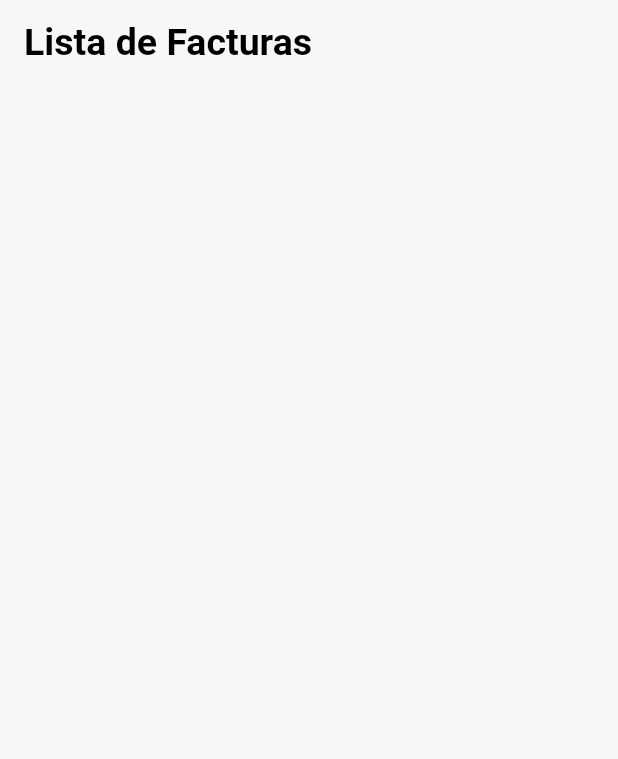
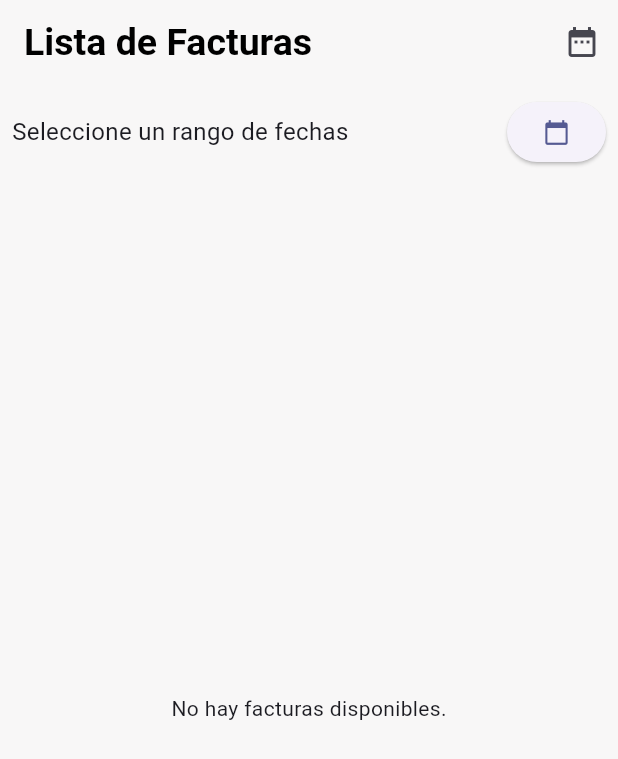
Before and after one commit to KevinMonterros0/Monarca, a Flutter app: the InvoicesScreen screen opened by its route, on a phone screen of 412 x 824 dp. Shown: the top 759 px of the screen. Run offline on Flutter 3.47's test engine with Material 3 defaults, Android fonts, the phone set to English and light mode, and no system bars; our stand-ins replace dio, flutter_dotenv, flutter_riverpod, formz, go_router, google_fonts and 2 more; accounts and stored records are empty; network calls fail; statements that could not run were skipped.

Commit message:
seleccion de facturas

```diff
--- a/lib/features/facturas/presentations/screens/facturas.dart
+++ b/lib/features/facturas/presentations/screens/facturas.dart
@@ -3,6 +3,7 @@ import 'package:flutter_riverpod/flutter_riverpod.dart';
 import 'package:http/http.dart' as http;
 import 'dart:convert';
 import 'package:intl/intl.dart';
+import 'package:monarca/features/shared/infrastucture/services/key_value_storage_service_impl.dart';
 
 class InvoicesScreen extends ConsumerStatefulWidget {
   const InvoicesScreen({super.key});
@@ -13,7 +14,9 @@ class InvoicesScreen extends ConsumerStatefulWidget {
 
 class _InvoicesScreenState extends ConsumerState<InvoicesScreen> {
   List<dynamic> allInvoices = [];
+  List<dynamic> filteredInvoices = [];
   bool isLoading = true;
+  DateTimeRange? selectedDateRange;
 
   @override
   void initState() {
@@ -23,9 +26,13 @@ class _InvoicesScreenState extends ConsumerState<InvoicesScreen> {
 
   Future<void> fetchInvoices() async {
     try {
+      final keyValueStorageService = KeyValueStorageServiceImpl();
+      final token = await keyValueStorageService.getValue<String>('token');
+
       final response = await http.get(
         Uri.parse('https://apiproyectomonarca.fly.dev/api/facturas/obtener'),
         headers: {
+          'Authorization': 'Bearer $token',
           'Content-Type': 'application/json',
         },
       );
@@ -33,6 +40,7 @@ class _InvoicesScreenState extends ConsumerState<InvoicesScreen> {
       if (response.statusCode == 200) {
         setState(() {
           allInvoices = json.decode(response.body);
+          filteredInvoices = allInvoices;
           isLoading = false;
         });
       } else {
@@ -46,8 +54,40 @@ class _InvoicesScreenState extends ConsumerState<InvoicesScreen> {
     }
   }
 
+  Future<void> _selectDateRange(BuildContext context) async {
+    final DateTime now = DateTime.now();
+    final DateTimeRange? picked = await showDateRangePicker(
+      context: context,
+      firstDate: DateTime(2000),
+      lastDate: DateTime(now.year + 5),
+      initialDateRange: DateTimeRange(
+        start: now.subtract(const Duration(days: 7)),
+        end: now,
+      ),
+    );
+
+    if (picked != null && picked != selectedDateRange) {
+      setState(() {
+        selectedDateRange = picked;
+        filterInvoicesByDateRange();
+      });
+    }
+  }
+
+  void filterInvoicesByDateRange() {
+    if (selectedDateRange == null) return;
+
+    setState(() {
+      filteredInvoices = allInvoices.where((invoice) {
+        DateTime invoiceDate = DateTime.parse(invoice['fecha']);
+        return invoiceDate.isAfter(selectedDateRange!.start) &&
+            invoiceDate.isBefore(selectedDateRange!.end.add(const Duration(days: 1)));
+      }).toList();
+    });
+  }
+
   Color getInvoiceCardColor(bool status) {
-    return status ? Colors.green : Colors.red; // Verde si la factura está activa, rojo si está inactiva
+    return status ? Colors.green : Colors.red;
   }
 
   @override
@@ -55,14 +95,43 @@ class _InvoicesScreenState extends ConsumerState<InvoicesScreen> {
     return Scaffold(
       appBar: AppBar(
         title: const Text('Lista de Facturas'),
+        actions: [
+          IconButton(
+            icon: const Icon(Icons.date_range),
+            onPressed: () => _selectDateRange(context),
           ),
-      body: isLoading
+        ],
+      ),
+      body: Column(
+        children: [
+          Padding(
+            padding: const EdgeInsets.all(8.0),
+            child: Row(
+              mainAxisAlignment: MainAxisAlignment.spaceBetween,
+              children: [
+                Text(
+                  selectedDateRange == null
+                      ? 'Seleccione un rango de fechas'
+                      : 'Desde: ${DateFormat('yyyy-MM-dd').format(selectedDateRange!.start)} - Hasta: ${DateFormat('yyyy-MM-dd').format(selectedDateRange!.end)}',
+                  style: const TextStyle(fontSize: 16),
+                ),
+                ElevatedButton(
+                  onPressed: () => _selectDateRange(context),
+                  child: const Icon(Icons.calendar_today),
+                ),
+              ],
+            ),
+          ),
+          Expanded(
+            child: isLoading
                 ? const Center(child: CircularProgressIndicator())
+                : filteredInvoices.isEmpty
+                    ? const Center(child: Text('No hay facturas disponibles.'))
                     : ListView.builder(
                         padding: const EdgeInsets.all(10),
-              itemCount: allInvoices.length,
+                        itemCount: filteredInvoices.length,
                         itemBuilder: (context, index) {
-                final invoice = allInvoices[index];
+                          final invoice = filteredInvoices[index];
                           final DateTime fecha = DateTime.parse(invoice['fecha']);
                           final bool status = invoice['status'];
 
@@ -80,7 +149,7 @@ class _InvoicesScreenState extends ConsumerState<InvoicesScreen> {
                                   Text('NIT: ${invoice['nit']}'),
                                   Text('Fecha: ${DateFormat('yyyy-MM-dd hh:mm a').format(fecha)}'),
                                   Text('Monto: Q${invoice['monto']}'),
-                        Text('Pedido ID: ${invoice['id_pedido']}'),
+                                  Text('Pedido # ${invoice['id_pedido']}'),
                                   Text('Estado: ${status ? 'Activo' : 'Inactivo'}'),
                                 ],
                               ),
@@ -88,6 +157,9 @@ class _InvoicesScreenState extends ConsumerState<InvoicesScreen> {
                           );
                         },
                       ),
+          ),
+        ],
+      ),
     );
   }
 }
```
Lines whose indentation alone changed are shown as unchanged.
